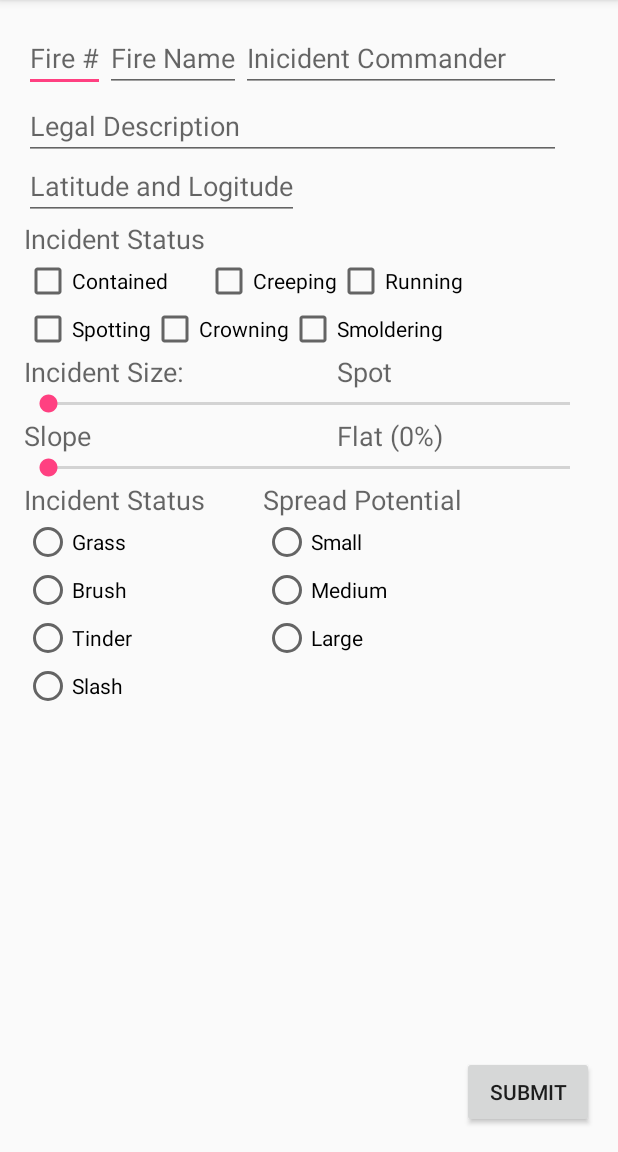
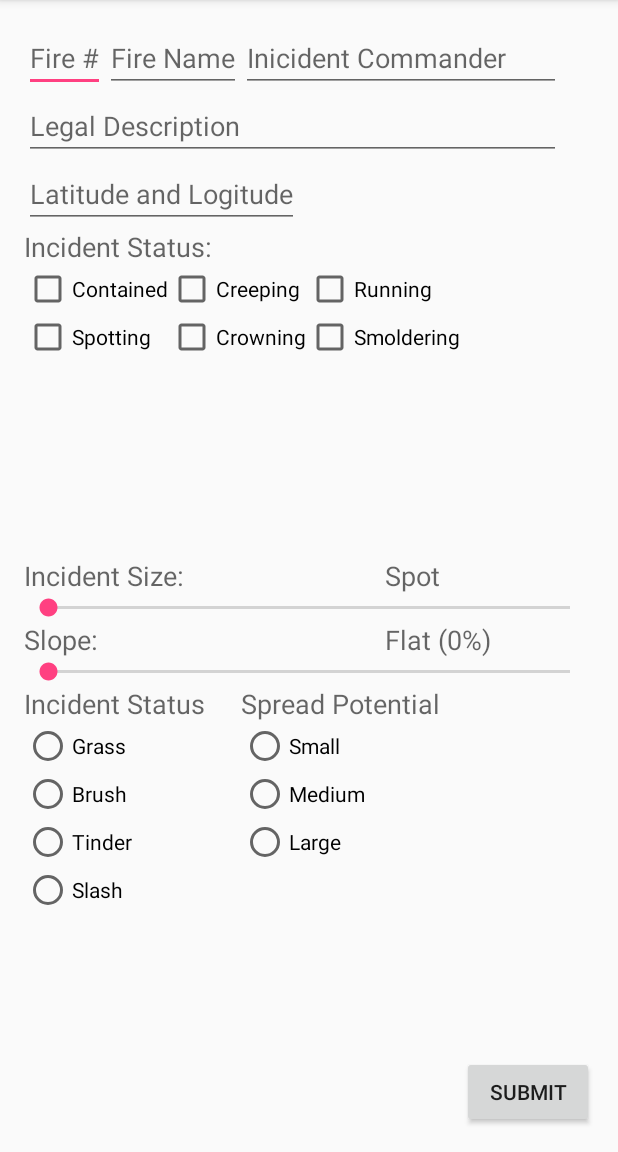
Before and after one commit to brandonsov/ODF-Firefighter-Sizeup, an Android app: the screen it shows after launch (MainActivity), on a phone screen of 412 x 824 dp, the part 84-1236 px from its top. Run offline under Robolectric (Android 15) with nearby library versions, the phone set to English and light mode, and no system bars.

Commit message:
Added containers to content_main

```diff
--- a/app/src/main/res/layout/content_main.xml
+++ b/app/src/main/res/layout/content_main.xml
@@ -59,10 +59,9 @@
         android:layout_height="wrap_content"
         android:id="@+id/etLatLon"
         android:hint="Latitude and Logitude"
-        android:layout_below="@+id/etCommander"
+        android:layout_below="@+id/etLegalDescription"
         android:layout_alignParentLeft="true"
-        android:layout_alignParentStart="true"
-        android:layout_marginTop="40dp" />
+        android:layout_alignParentStart="true" />
 
     <TextView
         android:layout_width="wrap_content"
@@ -70,73 +69,19 @@
         android:textAppearance="?android:attr/textAppearanceMedium"
         android:text="Spread Potential"
         android:id="@+id/tvSpread"
-        android:layout_below="@+id/seekBar"
-        android:layout_toLeftOf="@+id/bSubmit"
-        android:layout_toStartOf="@+id/bSubmit" />
+        android:layout_alignTop="@+id/textView2"
+        android:layout_toRightOf="@+id/etFireName"
+        android:layout_toEndOf="@+id/etFireName" />
 
     <TextView
         android:layout_width="wrap_content"
         android:layout_height="wrap_content"
         android:textAppearance="?android:attr/textAppearanceMedium"
-        android:text="Incident Status"
+        android:text="Incident Status: "
         android:id="@+id/tvIncidentStatus"
         android:layout_below="@+id/etLatLon"
         android:layout_alignParentLeft="true"
         android:layout_alignParentStart="true" />
-
-    <CheckBox
-        android:layout_width="wrap_content"
-        android:layout_height="wrap_content"
-        android:text="Contained"
-        android:id="@+id/cbIncidentContain"
-        android:layout_below="@+id/tvIncidentStatus"
-        android:layout_alignParentLeft="true"
-        android:layout_alignParentStart="true" />
-
-    <CheckBox
-        android:layout_width="wrap_content"
-        android:layout_height="wrap_content"
-        android:text="Creeping"
-        android:id="@+id/cbIncidentCreep"
-        android:layout_alignTop="@+id/cbIncidentContain"
-        android:layout_toRightOf="@+id/tvIncidentStatus"
-        android:layout_toEndOf="@+id/tvIncidentStatus" />
-
-    <CheckBox
-        android:layout_width="wrap_content"
-        android:layout_height="wrap_content"
-        android:text="Running"
-        android:id="@+id/cbIncidentRun"
-        android:layout_below="@+id/tvIncidentStatus"
-        android:layout_toRightOf="@+id/cbIncidentCreep"
-        android:layout_toEndOf="@+id/cbIncidentCreep" />
-
-    <CheckBox
-        android:layout_width="wrap_content"
-        android:layout_height="wrap_content"
-        android:text="Spotting"
-        android:id="@+id/cbIncidentSpot"
-        android:layout_below="@+id/cbIncidentContain"
-        android:layout_alignParentLeft="true"
-        android:layout_alignParentStart="true" />
-
-    <CheckBox
-        android:layout_width="wrap_content"
-        android:layout_height="wrap_content"
-        android:text="Crowning"
-        android:id="@+id/cbIncidentCrown"
-        android:layout_below="@+id/cbIncidentContain"
-        android:layout_toRightOf="@+id/cbIncidentSpot"
-        android:layout_toEndOf="@+id/cbIncidentSpot" />
-
-    <CheckBox
-        android:layout_width="wrap_content"
-        android:layout_height="wrap_content"
-        android:text="Smoldering"
-        android:id="@+id/cbIncidentSmold"
-        android:layout_below="@+id/cbIncidentRun"
-        android:layout_toRightOf="@+id/cbIncidentCrown"
-        android:layout_toEndOf="@+id/cbIncidentCrown" />
 
     <TextView
         android:layout_width="wrap_content"
@@ -144,7 +89,7 @@
         android:textAppearance="?android:attr/textAppearanceMedium"
         android:text="Incident Size: "
         android:id="@+id/tvIncidentSize"
-        android:layout_below="@+id/cbIncidentSpot"
+        android:layout_below="@+id/cbGroupStatus"
         android:layout_alignParentLeft="true"
         android:layout_alignParentStart="true" />
 
@@ -164,15 +109,15 @@
         android:textAppearance="?android:attr/textAppearanceMedium"
         android:id="@+id/tvSizeProgress"
         android:text="Spot"
-        android:layout_below="@+id/cbIncidentSmold"
-        android:layout_toRightOf="@+id/cbIncidentCreep"
-        android:layout_toEndOf="@+id/cbIncidentCreep" />
+        android:layout_centerVertical="true"
+        android:layout_alignRight="@+id/tvSpread"
+        android:layout_alignEnd="@+id/tvSpread" />
 
     <TextView
         android:layout_width="wrap_content"
         android:layout_height="wrap_content"
         android:textAppearance="?android:attr/textAppearanceMedium"
-        android:text="Slope"
+        android:text="Slope: "
         android:id="@+id/tvSlope"
         android:layout_below="@+id/sbSizeProgress"
         android:layout_alignParentLeft="true"
@@ -303,4 +248,81 @@
 
     </RadioGroup>
 
+    <GridLayout
+        android:layout_width="match_parent"
+        android:layout_height="match_parent"
+        android:layout_below="@+id/tvIncidentStatus"
+        android:layout_alignParentLeft="true"
+        android:layout_alignParentStart="true"
+        android:layout_alignParentEnd="false"
+        android:layout_above="@+id/tvSizeProgress"
+        android:id="@+id/cbGroupStatus">
+
+        <CheckBox
+            android:layout_width="wrap_content"
+            android:layout_height="wrap_content"
+            android:text="Contained"
+            android:id="@+id/cbIncidentContain"
+            android:layout_below="@+id/tvIncidentStatus"
+            android:layout_alignParentLeft="true"
+            android:layout_alignParentStart="true"
+            android:layout_row="0"
+            android:layout_column="0" />
+
+        <CheckBox
+            android:layout_width="wrap_content"
+            android:layout_height="wrap_content"
+            android:text="Creeping"
+            android:id="@+id/cbIncidentCreep"
+            android:layout_alignTop="@+id/cbIncidentContain"
+            android:layout_toRightOf="@+id/tvIncidentStatus"
+            android:layout_toEndOf="@+id/tvIncidentStatus"
+            android:layout_row="0"
+            android:layout_column="1" />
+
+        <CheckBox
+            android:layout_width="wrap_content"
+            android:layout_height="wrap_content"
+            android:text="Running"
+            android:id="@+id/cbIncidentRun"
+            android:layout_below="@+id/tvIncidentStatus"
+            android:layout_toRightOf="@+id/cbIncidentCreep"
+            android:layout_toEndOf="@+id/cbIncidentCreep"
+            android:layout_row="0"
+            android:layout_column="2" />
+
+        <CheckBox
+            android:layout_width="wrap_content"
+            android:layout_height="wrap_content"
+            android:text="Spotting"
+            android:id="@+id/cbIncidentSpot"
+            android:layout_below="@+id/cbIncidentContain"
+            android:layout_alignParentLeft="true"
+            android:layout_alignParentStart="true"
+            android:layout_row="1"
+            android:layout_column="0" />
+
+        <CheckBox
+            android:layout_width="wrap_content"
+            android:layout_height="wrap_content"
+            android:text="Crowning"
+            android:id="@+id/cbIncidentCrown"
+            android:layout_below="@+id/cbIncidentContain"
+            android:layout_toRightOf="@+id/cbIncidentSpot"
+            android:layout_toEndOf="@+id/cbIncidentSpot"
+            android:layout_row="1"
+            android:layout_column="1" />
+
+        <CheckBox
+            android:layout_width="wrap_content"
+            android:layout_height="wrap_content"
+            android:text="Smoldering"
+            android:id="@+id/cbIncidentSmold"
+            android:layout_below="@+id/cbIncidentRun"
+            android:layout_toRightOf="@+id/cbIncidentCrown"
+            android:layout_toEndOf="@+id/cbIncidentCrown"
+            android:layout_row="1"
+            android:layout_column="2" />
+    </GridLayout>
+
 </RelativeLayout>
```
